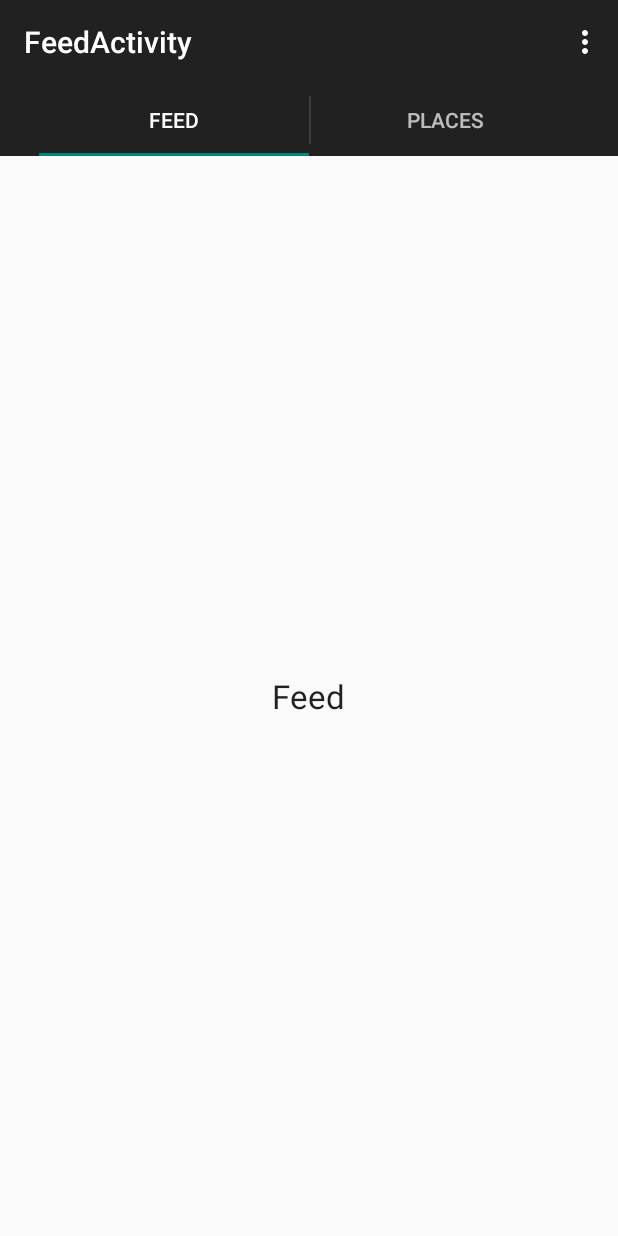
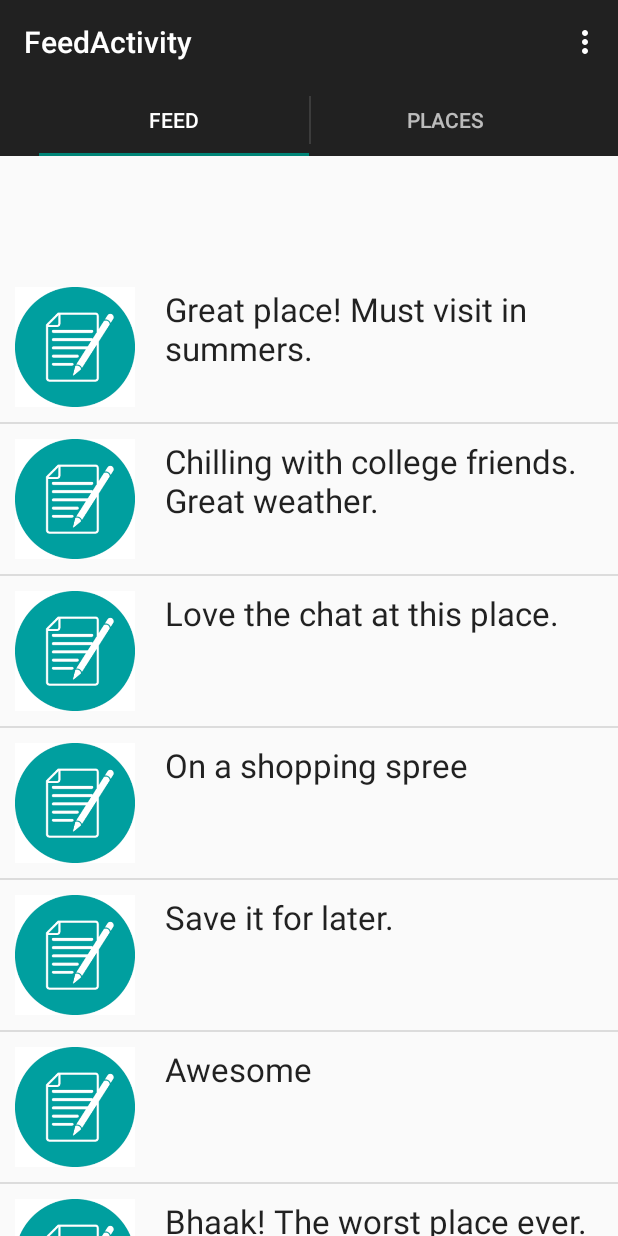
Before and after one commit to sagardeswal/Footprint_v3, an Android app: the FeedFragment screen opened directly, with no data from a screen before it, in the options menu, after a tap on "Settings", on a phone screen of 412 x 824 dp. Run offline under Robolectric (Android 15) with nearby library versions, the phone set to English and light mode, and no system bars.

Commit message:
Modified FeedActivity and the FeedFragment and ViewPlaceFragment to create and display a list of places and posts.

```diff
--- a/app/src/main/java/com/sacri/footprint_v3/fragments/FeedFragment.java
+++ b/app/src/main/java/com/sacri/footprint_v3/fragments/FeedFragment.java
@@ -7,8 +7,14 @@ import android.support.v4.app.Fragment;
 import android.view.LayoutInflater;
 import android.view.View;
 import android.view.ViewGroup;
+import android.widget.AdapterView;
+import android.widget.ListAdapter;
+import android.widget.ListView;
+import android.widget.Toast;
 
 import com.sacri.footprint_v3.R;
+import com.sacri.footprint_v3.utils.ViewPlacesAdaptor;
+import com.sacri.footprint_v3.utils.ViewPostsAdaptor;
 
 public class FeedFragment extends Fragment {
     @Override
@@ -17,6 +23,25 @@ public class FeedFragment extends Fragment {
         // Inflate the layout for this fragment
         View v = inflater.inflate(R.layout.fragment_feed, container, false);
 
+        String[] postTexts = {"Great place! Must visit in summers.", "Chilling with college friends. Great weather.",
+                "Love the chat at this place.", "On a shopping spree", "Save it for later.", "Awesome", "Bhaak! The worst place ever."};
+
+        ListAdapter postsAdaptor = new ViewPostsAdaptor(getActivity(),postTexts);
+
+
+        ListView contentList = (ListView) v.findViewById(R.id.lvPosts);
+        contentList.setAdapter(postsAdaptor);
+
+        contentList.setOnItemClickListener(
+                new AdapterView.OnItemClickListener(){
+                    @Override
+                    public void onItemClick(AdapterView<?> parent, View view, int position, long id) {
+                        String postText = String.valueOf(parent.getItemAtPosition(position));
+                        Toast.makeText(getActivity(), postText, Toast.LENGTH_LONG).show();
+                    }
+                }
+        );
+
 
         return v;
     }
--- a/app/src/main/java/com/sacri/footprint_v3/fragments/ViewPlacesFragment.java
+++ b/app/src/main/java/com/sacri/footprint_v3/fragments/ViewPlacesFragment.java
@@ -5,8 +5,13 @@ import android.support.v4.app.Fragment;
 import android.view.LayoutInflater;
 import android.view.View;
 import android.view.ViewGroup;
+import android.widget.AdapterView;
+import android.widget.ListAdapter;
+import android.widget.ListView;
+import android.widget.Toast;
 
 import com.sacri.footprint_v3.R;
+import com.sacri.footprint_v3.utils.ViewPlacesAdaptor;
 
 public class ViewPlacesFragment extends Fragment {
 
@@ -19,8 +24,29 @@ public class ViewPlacesFragment extends Fragment {
     @Override
     public View onCreateView(LayoutInflater inflater, ViewGroup container,
                              Bundle savedInstanceState) {
+
+        String[] places = {"Qutab Minar", "India Gate", "Lotus Temple", "Connaught Place", "Chandni Chawk", "Hauz Khas Village", "Akshardham"};
+
         // Inflate the layout for this fragment
-        return inflater.inflate(R.layout.fragment_view_places, container, false);
+        View v = inflater.inflate(R.layout.fragment_view_places, container, false);
+        ListAdapter placesAdaptor = new ViewPlacesAdaptor(getActivity(),places);
+
+
+        ListView contentList = (ListView) v.findViewById(R.id.lvPlaces);
+        contentList.setAdapter(placesAdaptor);
+
+        contentList.setOnItemClickListener(
+                new AdapterView.OnItemClickListener(){
+                    @Override
+                    public void onItemClick(AdapterView<?> parent, View view, int position, long id) {
+                        String placeTitle = String.valueOf(parent.getItemAtPosition(position));
+                        Toast.makeText(getActivity(), placeTitle, Toast.LENGTH_LONG).show();
+                    }
+                }
+        );
+
+
+        return v;
     }
 
 }
--- /dev/null
+++ b/app/src/main/java/com/sacri/footprint_v3/utils/ViewPlacesAdaptor.java
@@ -0,0 +1,35 @@
+package com.sacri.footprint_v3.utils;
+
+import android.content.Context;
+import android.view.LayoutInflater;
+import android.view.View;
+import android.view.ViewGroup;
+import android.widget.ArrayAdapter;
+import android.widget.ImageView;
+import android.widget.TextView;
+
+import com.sacri.footprint_v3.R;
+
+/**
+ * Created by bazinga on 13/09/15.
+ */
+public class ViewPlacesAdaptor extends ArrayAdapter<String> {
+    public ViewPlacesAdaptor(Context context, String[] places) {
+        super(context, R.layout.view_place_row, places);
+    }
+
+    @Override
+    public View getView(int position, View convertView, ViewGroup parent) {
+        LayoutInflater placeInflator = LayoutInflater.from(getContext());
+        View viewPlaceRow = placeInflator.inflate(R.layout.view_place_row, parent, false);
+
+        String place = getItem(position);
+        TextView tvPlaceTitle = (TextView) viewPlaceRow.findViewById(R.id.tvPlaceTitle);
+        ImageView ivPlaceThumbnail = (ImageView) viewPlaceRow.findViewById(R.id.ivPlaceThumbnail);
+
+        tvPlaceTitle.setText(place);
+        ivPlaceThumbnail.setImageResource(R.drawable.place_sample);
+
+        return viewPlaceRow;
+    }
+}
--- /dev/null
+++ b/app/src/main/java/com/sacri/footprint_v3/utils/ViewPostsAdaptor.java
@@ -0,0 +1,35 @@
+package com.sacri.footprint_v3.utils;
+
+import android.content.Context;
+import android.view.LayoutInflater;
+import android.view.View;
+import android.view.ViewGroup;
+import android.widget.ArrayAdapter;
+import android.widget.ImageView;
+import android.widget.TextView;
+
+import com.sacri.footprint_v3.R;
+
+/**
+ * Created by bazinga on 13/09/15.
+ */
+public class ViewPostsAdaptor extends ArrayAdapter<String> {
+    public ViewPostsAdaptor(Context context, String[] posts) {
+        super(context, R.layout.view_post_row, posts);
+    }
+
+    @Override
+    public View getView(int position, View convertView, ViewGroup parent) {
+        LayoutInflater postInflator = LayoutInflater.from(getContext());
+        View viewPostRow = postInflator.inflate(R.layout.view_post_row, parent, false);
+
+        String postText = getItem(position);
+        TextView tvPostText = (TextView) viewPostRow.findViewById(R.id.tvPostText);
+        ImageView ivPostThumbnail = (ImageView) viewPostRow.findViewById(R.id.ivPostThumbnail);
+
+        tvPostText.setText(postText);
+        ivPostThumbnail.setImageResource(R.drawable.post_sample);
+
+        return viewPostRow;
+    }
+}
--- a/app/src/main/res/layout/fragment_feed.xml
+++ b/app/src/main/res/layout/fragment_feed.xml
@@ -2,19 +2,20 @@
     android:layout_width="match_parent"
     android:layout_height="match_parent">
 
-    <LinearLayout android:orientation="vertical"
-        android:layout_width="wrap_content"
-        android:layout_height="wrap_content"
-        android:layout_gravity="center">
+    <LinearLayout
+        android:orientation="vertical"
+        android:layout_width="match_parent"
+        android:layout_height="match_parent"
+        android:layout_gravity="left|top">
 
-        <TextView
-            android:layout_width="wrap_content"
-            android:layout_height="wrap_content"
-            android:textAppearance="?android:attr/textAppearanceLarge"
-            android:text="Feed"
-            android:id="@+id/tvFeed"
-            android:layout_gravity="left|top" />
 
+        <ListView
+            android:layout_width="match_parent"
+            android:layout_height="match_parent"
+            android:id="@+id/lvPosts"
+            android:layout_alignParentTop="true"
+            android:layout_centerHorizontal="true"
+            android:layout_marginTop="77dp" />
     </LinearLayout>
 
 
--- a/app/src/main/res/layout/fragment_view_places.xml
+++ b/app/src/main/res/layout/fragment_view_places.xml
@@ -10,12 +10,12 @@
         android:layout_gravity="left|top">
 
 
-        <TextView
-            android:layout_width="wrap_content"
-            android:layout_height="wrap_content"
-            android:textAppearance="?android:attr/textAppearanceLarge"
-            android:text="View Places"
-            android:id="@+id/tvViewPlaces"
-            android:layout_gravity="center_horizontal" />
+        <ListView
+            android:layout_width="match_parent"
+            android:layout_height="match_parent"
+            android:id="@+id/lvPlaces"
+            android:layout_alignParentTop="true"
+            android:layout_centerHorizontal="true"
+            android:layout_marginTop="77dp" />
     </LinearLayout>
 </FrameLayout>
--- /dev/null
+++ b/app/src/main/res/layout/view_place_row.xml
@@ -0,0 +1,20 @@
+<?xml version="1.0" encoding="utf-8"?>
+<LinearLayout xmlns:android="http://schemas.android.com/apk/res/android"
+    android:orientation="horizontal" android:layout_width="match_parent"
+    android:layout_height="match_parent">
+
+    <ImageView
+        android:layout_width="80dp"
+        android:layout_height="80dp"
+        android:id="@+id/ivPlaceThumbnail"
+        android:src="@drawable/place_sample"
+        android:layout_margin="10dp" />
+
+    <TextView
+        android:layout_width="wrap_content"
+        android:layout_height="wrap_content"
+        android:textAppearance="?android:attr/textAppearanceLarge"
+        android:text="Name"
+        android:id="@+id/tvPlaceTitle"
+        android:layout_margin="10dp" />
+</LinearLayout>
--- /dev/null
+++ b/app/src/main/res/layout/view_post_row.xml
@@ -0,0 +1,20 @@
+<?xml version="1.0" encoding="utf-8"?>
+<LinearLayout xmlns:android="http://schemas.android.com/apk/res/android"
+    android:orientation="horizontal" android:layout_width="match_parent"
+    android:layout_height="match_parent">
+
+    <ImageView
+        android:layout_width="80dp"
+        android:layout_height="80dp"
+        android:id="@+id/ivPostThumbnail"
+        android:src="@drawable/post_sample"
+        android:layout_margin="10dp" />
+
+    <TextView
+        android:layout_width="wrap_content"
+        android:layout_height="wrap_content"
+        android:textAppearance="?android:attr/textAppearanceLarge"
+        android:text="Text"
+        android:id="@+id/tvPostText"
+        android:layout_margin="10dp" />
+</LinearLayout>
```
Also changed, not shown: app/src/main/res/drawable/place_sample.png (added), app/src/main/res/drawable/post_sample.png (added).
